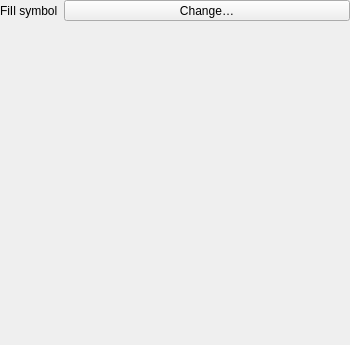
Old version of the form src/ui/tiledscene/qgstiledscenetexturerendererwidgetbase.ui in the repository qgis/QGIS.
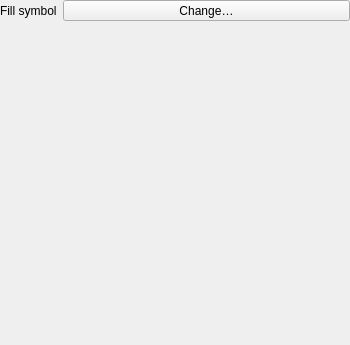
New version of the form. Custom widgets are drawn as their Qt base class.

Diff of the .ui file:
```diff
--- a/src/ui/tiledscene/qgstiledscenetexturerendererwidgetbase.ui
+++ b/src/ui/tiledscene/qgstiledscenetexturerendererwidgetbase.ui
@@ -42,7 +42,7 @@
    <item row="0" column="0">
     <widget class="QLabel" name="label_2">
      <property name="text">
-      <string>FiIl symbol</string>
+      <string>Fill symbol</string>
      </property>
     </widget>
    </item>
```
